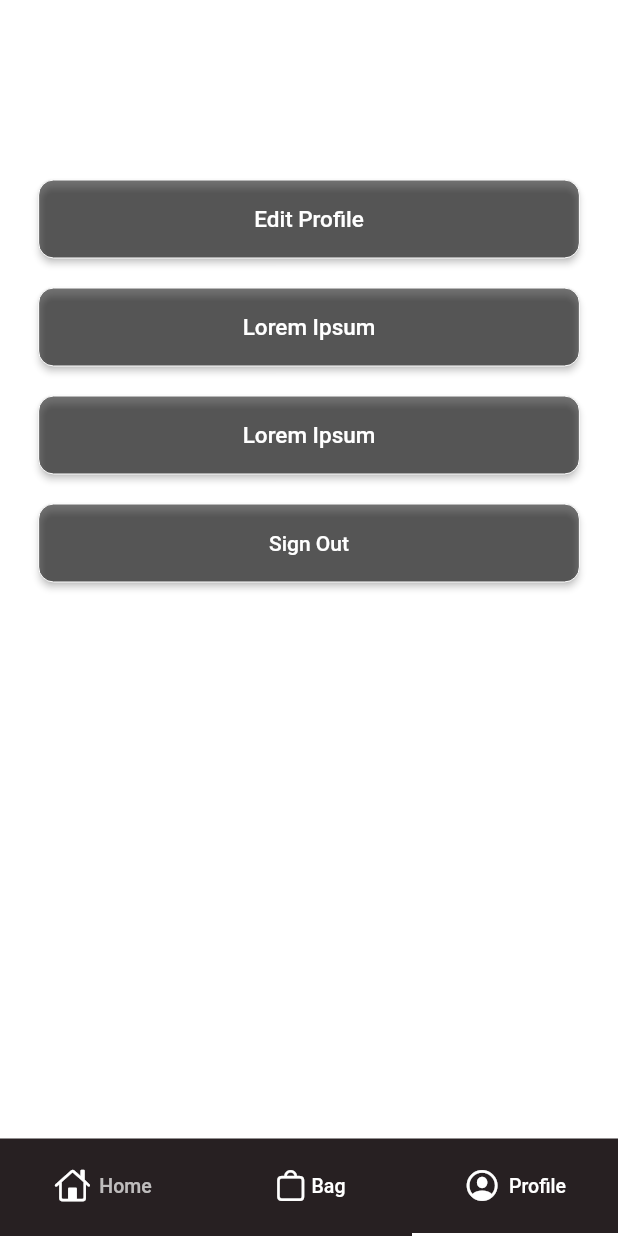
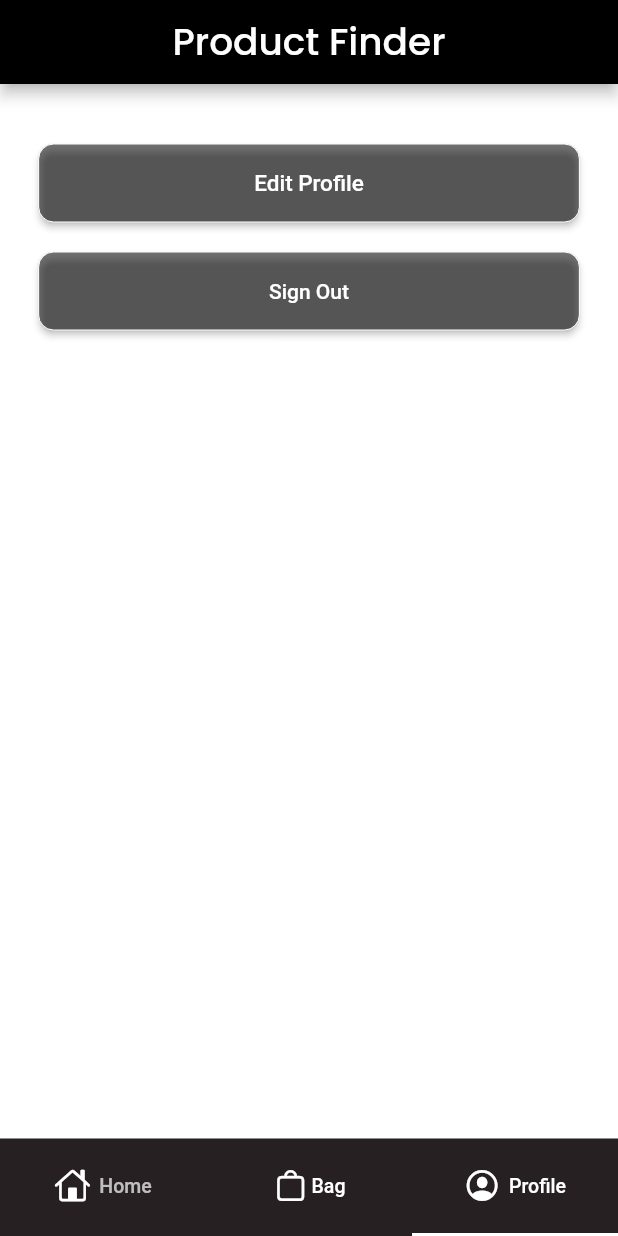
Before and after one commit to MehmetUstek/Comp491, a Flutter app: the screen it shows once a user with an empty profile is signed in, item 3 of the bottom bar chosen, on a phone screen of 412 x 824 dp. Run offline on Flutter 3.47's test engine with Material 2 defaults, Android fonts, the phone set to English and light mode, and no system bars; our stand-ins replace cached_network_image, email_validator, firebase_auth, firebase_core, firebase_storage, flutter_dotenv and 4 more; missing offline and left inert: mongo_dart; accounts and stored records are empty; network calls fail.

Commit message:
More appbars, not the current element

```diff
--- a/comp491/lib/UI/ProductPage.dart
+++ b/comp491/lib/UI/ProductPage.dart
@@ -349,6 +349,9 @@ class _ProductPage extends State<ProductPage> {
                               var imgName = ref.child(
                                   'images/' + productSuggested.image1 + '.png');
                               return OutlinedButton(
+                                // style: OutlinedButton.styleFrom(
+                                //   backgroundColor: const Color(0xffF5F5F5FF),
+                                // ),
                                 onPressed: () {
                                   Navigator.push(
                                     context,
@@ -359,6 +362,7 @@ class _ProductPage extends State<ProductPage> {
                                             )),
                                   );
                                 },
+
                                 child: SizedBox(
                                   // height: 70,
                                   width: MediaQuery.of(context).size.width / 3,
--- a/comp491/lib/UI/ProfileTab.dart
+++ b/comp491/lib/UI/ProfileTab.dart
@@ -1,5 +1,6 @@
 import 'package:comp491/UI/profilePage.dart';
 import 'package:flutter/material.dart';
+import 'package:google_fonts/google_fonts.dart';
 
 import '../view/User.dart';
 import '../view/authentication_service.dart';
@@ -45,6 +46,8 @@ class _ProfileTab extends State<ProfileTab> {
       primary: Colors.black54,
     );
     return Scaffold(
+      appBar: AppBar(centerTitle: true, backgroundColor: Colors.black, title: Text("Product Finder", style: GoogleFonts.poppins(textStyle:TextStyle(color: Colors.white, fontSize: 25, ),))),
+
       body: Center(
           child: Container(
             width: MediaQuery.of(context).size.width,
@@ -53,7 +56,7 @@ class _ProfileTab extends State<ProfileTab> {
               mainAxisAlignment: MainAxisAlignment.start,
               crossAxisAlignment: CrossAxisAlignment.start,
               children: <Widget>[
-                Padding(padding: EdgeInsets.only(top: 100)),
+                Padding(padding: EdgeInsets.only(top: 20)),
 
                 Padding(
                   padding: padding,
@@ -77,32 +80,6 @@ class _ProfileTab extends State<ProfileTab> {
                 Padding(
                   padding: padding,
                   child: Center(
-                    child: ElevatedButton(
-                      style: style,
-                      child: const Text(
-                        'Lorem Ipsum',
-                        style: TextStyle(fontSize: 15, color: Colors.white),
-                      ),
-                      onPressed: () {},
-                    ),
-                  ),
-                ),
-                Padding(
-                  padding: padding,
-                  child: Center(
-                    child: ElevatedButton(
-                      style: style,
-                      child: const Text(
-                        'Lorem Ipsum',
-                        style: TextStyle(fontSize: 15, color: Colors.white),
-                      ),
-                      onPressed: () {},
-                    ),
-                  ),
-                ),
-                Padding(
-                  padding: padding,
-                  child: Center(
                   child: ElevatedButton(onPressed: () {
                     var v = context.read<AuthenticationService>().signOut();
 
```
Also changed, not shown: comp491/lib/UI/BagPage.dart (+5 -2 lines), comp491/lib/view/authentication_service.dart (+4 -5 lines), 1 other file.
